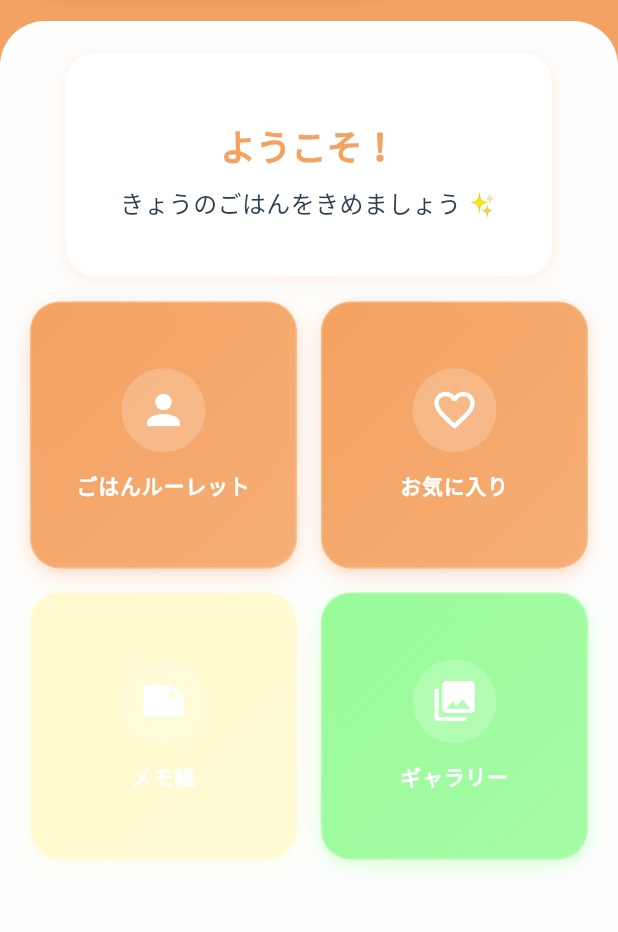
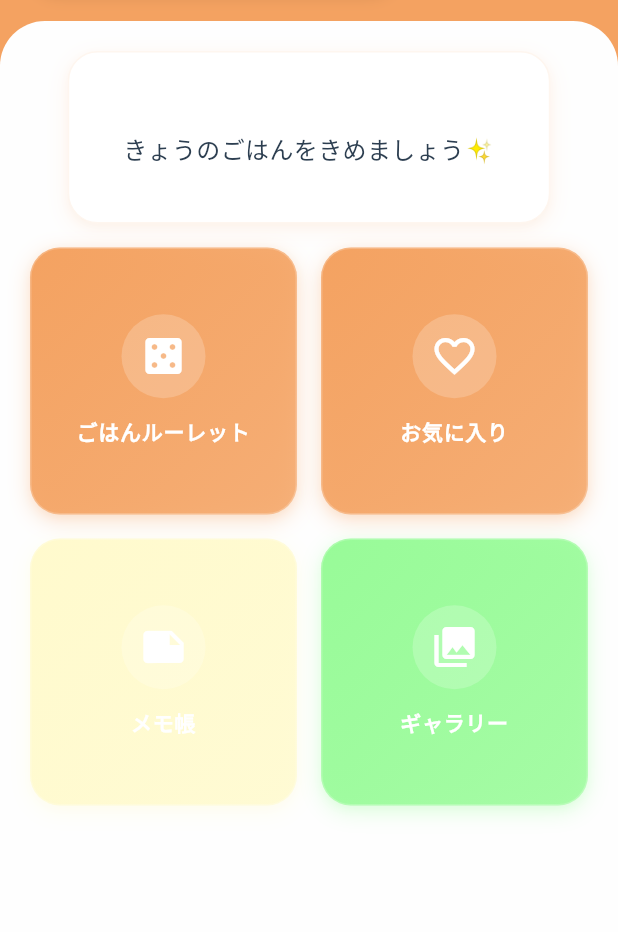
Before and after one commit to sorashidoch/app, a Flutter app: the screen it shows after launch, on a phone screen of 412 x 824 dp, the part 156-1088 px from its top. Run offline on Flutter 3.47's test engine with Material 3 defaults, Android fonts, the phone set to English and light mode, and no system bars; our stand-ins replace go_router.

Commit message:
feat: スクロール調整＆ルーレットアイコン

```diff
--- a/lib/features/home/screens/home_screen.dart
+++ b/lib/features/home/screens/home_screen.dart
@@ -96,6 +96,7 @@ class HomeScreen extends StatelessWidget {
                   ),
                   child: Padding(
                     padding: const EdgeInsets.all(20.0),
+                    child: SingleChildScrollView(
                       child: Column(
                         children: [
                           // ウェルカムカード
@@ -105,15 +106,10 @@ class HomeScreen extends StatelessWidget {
                               child: Column(
                                 children: [
                                   const SizedBox(height: 8),
-                                Text(
-                                  'ようこそ！',
-                                  style: AppTextStyles.heading2.copyWith(
-                                    color: AppColors.primary,
-                                  ),
-                                ),
+
                                   const SizedBox(height: 8),
                                   Text(
-                                  'きょうのごはんをきめましょう ✨',
+                                    'きょうのごはんをきめましょう✨',
                                     style: AppTextStyles.body,
                                     textAlign: TextAlign.center,
                                   ),
@@ -125,14 +121,15 @@ class HomeScreen extends StatelessWidget {
                           const SizedBox(height: 16),
 
                           // 機能ボタン
-                        Expanded(
-                          child: GridView.count(
+                          GridView.count(
+                            shrinkWrap: true,
+                            physics: const NeverScrollableScrollPhysics(),
                             crossAxisCount: 2,
                             crossAxisSpacing: 16,
                             mainAxisSpacing: 16,
                             children: [
                               FeatureButton(
-                                icon: Icons.person,
+                                icon: Icons.casino,
                                 title: 'ごはんルーレット',
                                 color: AppColors.pastelPink,
                                 onTap: () => context.go('/profile'),
@@ -163,8 +160,8 @@ class HomeScreen extends StatelessWidget {
                               ),
                             ],
                           ),
+                        ],
                       ),
-                      ],
                     ),
                   ),
                 ),
```
Lines whose indentation alone changed are shown as unchanged.
